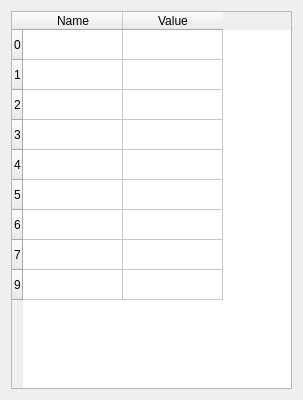
Before: the Qt Designer form ui/registers_widget/registers_widget.ui in JCEspitia/modbus-jc, drawn with Qt 5.
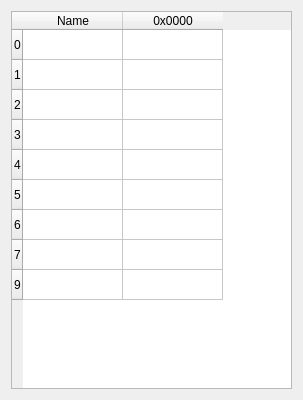
After: the same form once the commit is applied.

Diff of the .ui file:
```diff
--- a/ui/registers_widget/registers_widget.ui
+++ b/ui/registers_widget/registers_widget.ui
@@ -64,7 +64,7 @@
      </column>
      <column>
       <property name="text">
-       <string>Value</string>
+       <string>0x0000</string>
       </property>
      </column>
     </widget>
```
